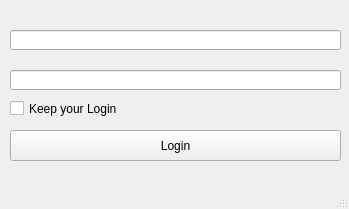
Above: DarkRatUIBuilderNative/DarkRatCrypterUI/login.ui from 667-fluPE/darkrat before the change. Below: the same form after it.
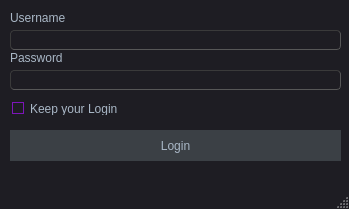
That is the form after the change.

The edit to the form file:
```diff
--- a/DarkRatUIBuilderNative/DarkRatCrypterUI/login.ui
+++ b/DarkRatUIBuilderNative/DarkRatCrypterUI/login.ui
@@ -13,6 +13,403 @@
   <property name="windowTitle">
    <string>DarkRat Login</string>
   </property>
+  <property name="styleSheet">
+   <string notr="true">/*
+Material Dark Style Sheet for QT Applications
+Author: Jaime A. Quiroga P.
+Inspired on https://github.com/jxfwinter/qt-material-stylesheet
+Company: GTRONICK
+Last updated: 04/12/2018, 15:00.
+Available at: https://github.com/GTRONICK/QSS/blob/master/MaterialDark.qss
+*/
+QMainWindow {
+	background-color:#1e1d23;
+}
+QDialog {
+	background-color:#1e1d23;
+}
+QColorDialog {
+	background-color:#1e1d23;
+}
+QTextEdit {
+	background-color:#1e1d23;
+	color: #a9b7c6;
+}
+QPlainTextEdit {
+	selection-background-color:#007b50;
+	background-color:#1e1d23;
+	border-style: solid;
+	border-top-color: transparent;
+	border-right-color: transparent;
+	border-left-color: transparent;
+	border-bottom-color: transparent;
+	border-width: 1px;
+	color: #a9b7c6;
+}
+QPushButton{
+	border-style: solid;
+	border-top-color: transparent;
+	border-right-color: transparent;
+	border-left-color: transparent;
+	border-bottom-color: transparent;
+	border-width: 1px;
+	border-style: solid;
+	color: #a9b7c6;
+	padding: 2px;
+	background-color: #3b4045;
+}
+QPushButton::default{
+	border-style: inset;
+	border-top-color: transparent;
+	border-right-color: transparent;
+	border-left-color: transparent;
+	border-bottom-color: #7d15ba;
+	border-width: 1px;
+	color: #a9b7c6;
+	padding: 2px;
+	background-color: #1e1d23;
+}
+QToolButton {
+	border-style: solid;
+	border-top-color: transparent;
+	border-right-color: transparent;
+	border-left-color: transparent;
+	border-bottom-color: #7d15ba;
+	border-bottom-width: 1px;
+	border-style: solid;
+	color: #a9b7c6;
+	padding: 2px;
+	background-color: #1e1d23;
+}
+QToolButton:hover{
+	border-style: solid;
+	border-top-color: transparent;
+	border-right-color: transparent;
+	border-left-color: transparent;
+	border-bottom-color: #7d15ba;
+	border-bottom-width: 2px;
+	border-style: solid;
+	color: #FFFFFF;
+	padding-bottom: 1px;
+	background-color: #1e1d23;
+}
+QPushButton:hover{
+	border-style: solid;
+	border-top-color: transparent;
+	border-right-color: transparent;
+	border-left-color: transparent;
+	border-bottom-color: #7d15ba;
+	border-bottom-width: 1px;
+	border-style: solid;
+	color: #FFFFFF;
+	padding-bottom: 2px;
+	background-color: #1e1d23;
+}
+QPushButton:pressed{
+	border-style: solid;
+	border-top-color: transparent;
+	border-right-color: transparent;
+	border-left-color: transparent;
+	border-bottom-color: #7d15ba;
+	border-bottom-width: 2px;
+	border-style: solid;
+	color: #7d15ba;
+	padding-bottom: 1px;
+	background-color: #1e1d23;
+}
+QPushButton:disabled{
+	border-style: solid;
+	border-top-color: transparent;
+	border-right-color: transparent;
+	border-left-color: transparent;
+	border-bottom-color: #808086;
+	border-bottom-width: 2px;
+	border-style: solid;
+	color: #808086;
+	padding-bottom: 1px;
+	background-color: #1e1d23;
+}
+QLineEdit {
+	border-width: 1px; border-radius: 4px;
+	border-color: rgb(58, 58, 58);
+	border-style: inset;
+	padding: 0 8px;
+	color: #a9b7c6;
+	background:#1e1d23;
+	selection-background-color:#007b50;
+	selection-color: #FFFFFF;
+}
+QLabel {
+	color: #a9b7c6;
+}
+QLCDNumber {
+	color: #37e6b4;
+}
+QProgressBar {
+	text-align: center;
+	color: rgb(240, 240, 240);
+	border-width: 1px; 
+	border-radius: 10px;
+	border-color: rgb(58, 58, 58);
+	border-style: inset;
+	background-color:#1e1d23;
+}
+QProgressBar::chunk {
+	background-color: #7d15ba;
+	border-radius: 5px;
+}
+QMenuBar {
+	background-color: #1e1d23;
+}
+QMenuBar::item {
+	color: #a9b7c6;
+  	spacing: 3px;
+  	padding: 1px 4px;
+  	background: #1e1d23;
+}
+
+QMenuBar::item:selected {
+  	background:#1e1d23;
+	color: #FFFFFF;
+}
+QMenu::item:selected {
+	border-style: solid;
+	border-top-color: transparent;
+	border-right-color: transparent;
+	border-left-color: #7d15ba;
+	border-bottom-color: transparent;
+	border-left-width: 2px;
+	color: #FFFFFF;
+	padding-left:15px;
+	padding-top:4px;
+	padding-bottom:4px;
+	padding-right:7px;
+	background-color: #1e1d23;
+}
+QMenu::item {
+	border-style: solid;
+	border-top-color: transparent;
+	border-right-color: transparent;
+	border-left-color: transparent;
+	border-bottom-color: transparent;
+	border-bottom-width: 1px;
+	border-style: solid;
+	color: #a9b7c6;
+	padding-left:17px;
+	padding-top:4px;
+	padding-bottom:4px;
+	padding-right:7px;
+	background-color: #1e1d23;
+}
+QMenu{
+	background-color:#1e1d23;
+}
+QTabWidget {
+	color:rgb(0,0,0);
+	background-color:#1e1d23;
+}
+QTabWidget::pane {
+		border-color: rgb(77,77,77);
+		background-color:#1e1d23;
+		border-style: solid;
+		border-width: 1px;
+    	border-radius: 6px;
+}
+QTabBar::tab {
+	border-style: solid;
+	border-top-color: transparent;
+	border-right-color: transparent;
+	border-left-color: transparent;
+	border-bottom-color: transparent;
+	border-bottom-width: 1px;
+	border-style: solid;
+	color: #808086;
+	padding: 3px;
+	margin-left:3px;
+	background-color: #1e1d23;
+}
+QTabBar::tab:selected, QTabBar::tab:last:selected, QTabBar::tab:hover {
+  	border-style: solid;
+	border-top-color: transparent;
+	border-right-color: transparent;
+	border-left-color: transparent;
+	border-bottom-color: #7d15ba;
+	border-bottom-width: 2px;
+	border-style: solid;
+	color: #FFFFFF;
+	padding-left: 3px;
+	padding-bottom: 2px;
+	margin-left:3px;
+	background-color: #1e1d23;
+}
+
+QCheckBox {
+	color: #a9b7c6;
+	padding: 2px;
+}
+QCheckBox:disabled {
+	color: #808086;
+	padding: 2px;
+}
+
+QCheckBox:hover {
+	border-radius:4px;
+	border-style:solid;
+	padding-left: 1px;
+	padding-right: 1px;
+	padding-bottom: 1px;
+	padding-top: 1px;
+	border-width:1px;
+	border-color: rgb(87, 97, 106);
+	background-color:#1e1d23;
+}
+QCheckBox::indicator:checked {
+
+	height: 10px;
+	width: 10px;
+	border-style:solid;
+	border-width: 1px;
+	border-color: #7d15ba;
+	color: #a9b7c6;
+	background-color: #7d15ba;
+}
+QCheckBox::indicator:unchecked {
+
+	height: 10px;
+	width: 10px;
+	border-style:solid;
+	border-width: 1px;
+	border-color: #7d15ba;
+	color: #a9b7c6;
+	background-color: transparent;
+}
+QRadioButton {
+	color: #a9b7c6;
+	background-color: #1e1d23;
+	padding: 1px;
+}
+QRadioButton::indicator:checked {
+	height: 10px;
+	width: 10px;
+	border-style:solid;
+	border-radius:5px;
+	border-width: 1px;
+	border-color: #7d15ba;
+	color: #a9b7c6;
+	background-color: #7d15ba;
+}
+QRadioButton::indicator:!checked {
+	height: 10px;
+	width: 10px;
+	border-style:solid;
+	border-radius:5px;
+	border-width: 1px;
+	border-color: #7d15ba;
+	color: #a9b7c6;
+	background-color: transparent;
+}
+QStatusBar {
+	color:#027f7f;
+}
+QSpinBox {
+	color: #a9b7c6;	
+	background-color: #1e1d23;
+}
+QDoubleSpinBox {
+	color: #a9b7c6;	
+	background-color: #1e1d23;
+}
+QTimeEdit {
+	color: #a9b7c6;	
+	background-color: #1e1d23;
+}
+QDateTimeEdit {
+	color: #a9b7c6;	
+	background-color: #1e1d23;
+}
+QDateEdit {
+	color: #a9b7c6;	
+	background-color: #1e1d23;
+}
+QComboBox {
+	color: #a9b7c6;	
+	background: #1e1d23;
+}
+QComboBox:editable {
+	background: #1e1d23;
+	color: #a9b7c6;
+	selection-background-color: #1e1d23;
+}
+QComboBox QAbstractItemView {
+	color: #a9b7c6;	
+	background: #1e1d23;
+	selection-color: #FFFFFF;
+	selection-background-color: #1e1d23;
+}
+QComboBox:!editable:on, QComboBox::drop-down:editable:on {
+	color: #a9b7c6;	
+	background: #1e1d23;
+}
+QFontComboBox {
+	color: #a9b7c6;	
+	background-color: #1e1d23;
+}
+QToolBox {
+	color: #a9b7c6;
+	background-color: #1e1d23;
+}
+QToolBox::tab {
+	color: #a9b7c6;
+	background-color: #1e1d23;
+}
+QToolBox::tab:selected {
+	color: #FFFFFF;
+	background-color: #1e1d23;
+}
+QScrollArea {
+	color: #FFFFFF;
+	background-color: #1e1d23;
+}
+QSlider::groove:horizontal {
+	height: 5px;
+	background: #7d15ba;
+}
+QSlider::groove:vertical {
+	width: 5px;
+	background: #7d15ba;
+}
+QSlider::handle:horizontal {
+	background: qlineargradient(x1:0, y1:0, x2:1, y2:1, stop:0 #b4b4b4, stop:1 #8f8f8f);
+	border: 1px solid #5c5c5c;
+	width: 14px;
+	margin: -5px 0;
+	border-radius: 7px;
+}
+QSlider::handle:vertical {
+	background: qlineargradient(x1:1, y1:1, x2:0, y2:0, stop:0 #b4b4b4, stop:1 #8f8f8f);
+	border: 1px solid #5c5c5c;
+	height: 14px;
+	margin: 0 -5px;
+	border-radius: 7px;
+}
+QSlider::add-page:horizontal {
+    background: white;
+}
+QSlider::add-page:vertical {
+    background: white;
+}
+QSlider::sub-page:horizontal {
+    background: #7d15ba;
+}
+QSlider::sub-page:vertical {
+    background: #7d15ba;
+}
+
+QStatusBar::item{
+border:none;
+disblay:none;
+}</string>
+  </property>
   <widget class="QWidget" name="centralwidget">
    <widget class="QPushButton" name="btn_login">
     <property name="geometry">
@@ -60,6 +457,32 @@
      <string>Keep your Login</string>
     </property>
    </widget>
+   <widget class="QLabel" name="label">
+    <property name="geometry">
+     <rect>
+      <x>10</x>
+      <y>50</y>
+      <width>71</width>
+      <height>16</height>
+     </rect>
+    </property>
+    <property name="text">
+     <string>Password</string>
+    </property>
+   </widget>
+   <widget class="QLabel" name="label_2">
+    <property name="geometry">
+     <rect>
+      <x>10</x>
+      <y>10</y>
+      <width>71</width>
+      <height>16</height>
+     </rect>
+    </property>
+    <property name="text">
+     <string>Username</string>
+    </property>
+   </widget>
   </widget>
   <widget class="QMenuBar" name="menubar">
    <property name="geometry">
```
Left out of the diff: 2 changed lines with no effect on the pictures.
